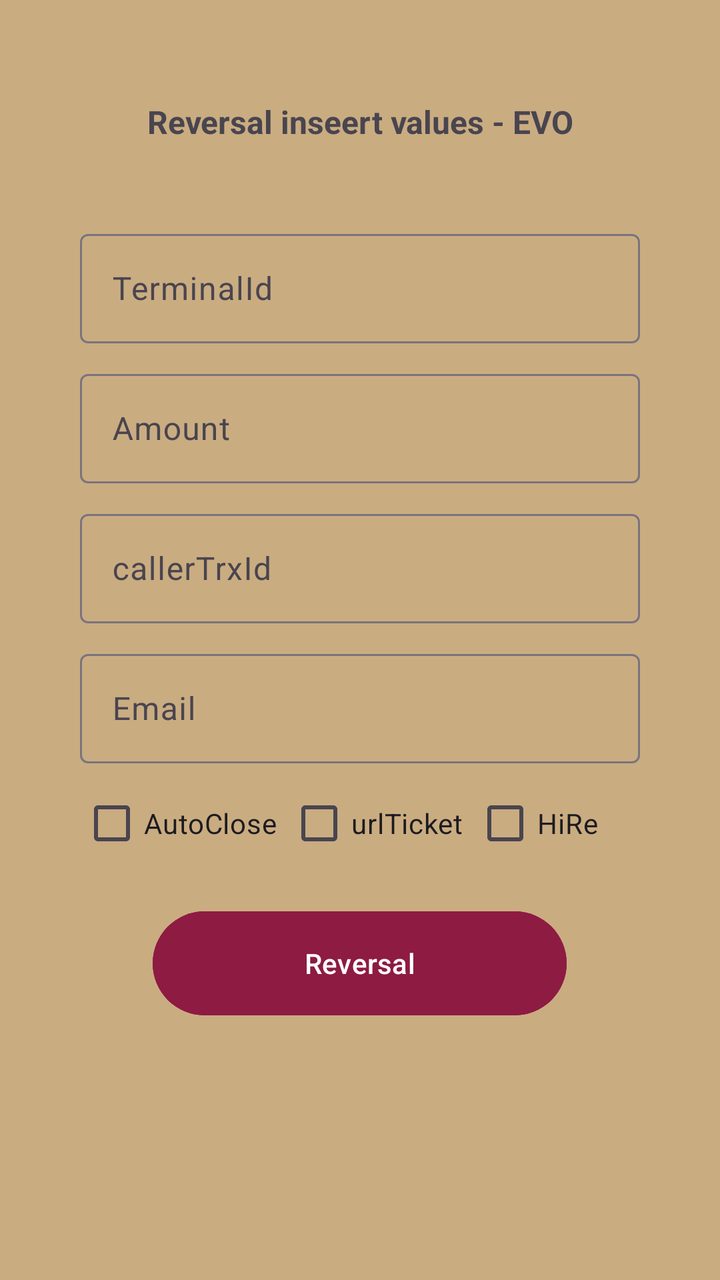
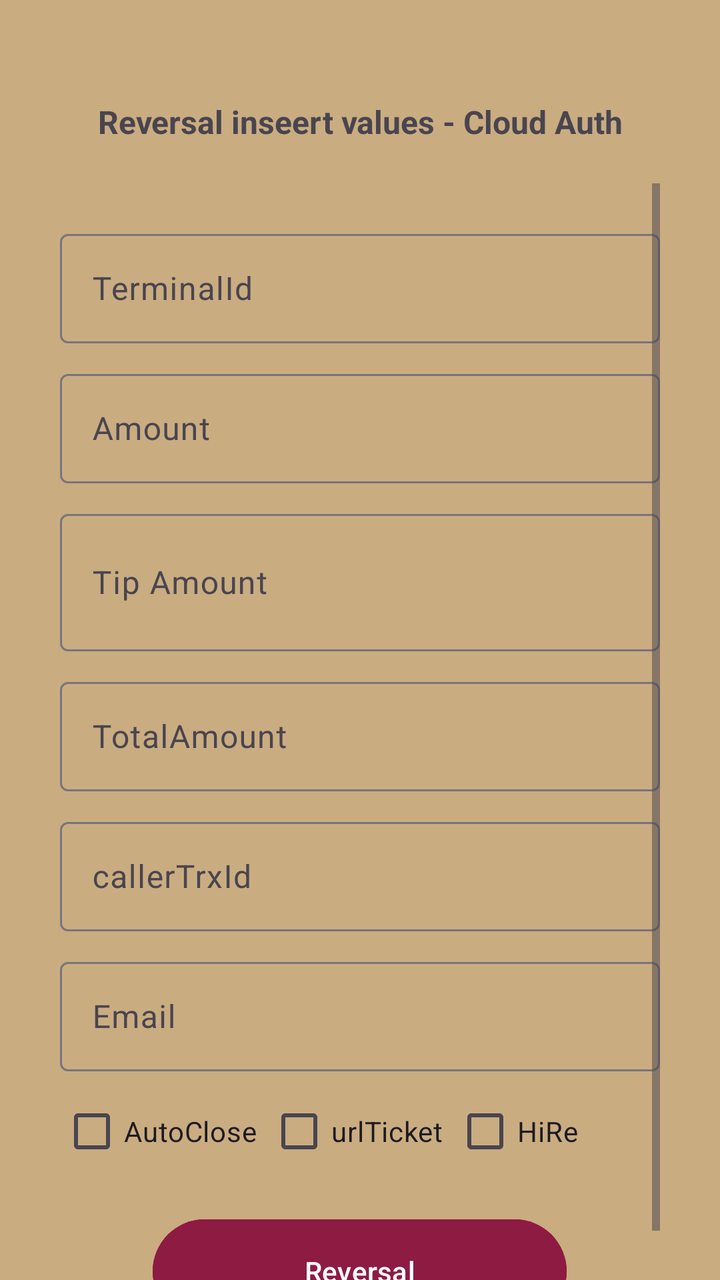

The first picture is an Android layout as it rendered before a commit; the second is the same layout after the commit. The layout source and the unified diff follow.
<!-- AndroidManifest.xml: application theme Theme.Softposevokotlin01 -->
<!-- res/layout/activity_reversal_insert_values.xml -->
<?xml version="1.0" encoding="utf-8"?>
<LinearLayout xmlns:android="http://schemas.android.com/apk/res/android"
    xmlns:app="http://schemas.android.com/apk/res-auto"
    xmlns:tools="http://schemas.android.com/tools"
    android:id="@+id/main"
    android:layout_width="match_parent"
    android:layout_height="match_parent"
    android:background="@color/color_background_activity"
    tools:context=".activities.ReversalInsertValuesActivity"
    android:orientation="vertical"
    >

    <TextView
        android:id="@+id/textViewReversalHeader"
        android:layout_width="match_parent"
        android:layout_height="wrap_content"
        android:layout_marginTop="50dp"
        android:text="Reversal inseert values - EVO"
        android:textAlignment="center"
        android:textSize="16sp"
        android:textStyle="bold" />

    <ScrollView
        android:layout_width="wrap_content"
        android:layout_height="wrap_content"
        android:layout_gravity="center"
        android:layout_marginTop="20dp"
        >

        <LinearLayout
            android:layout_width="wrap_content"
            android:layout_height="wrap_content"
            android:orientation="vertical">

            <com.google.android.material.textfield.TextInputLayout
                android:id="@+id/textInputLayoutTerminalIdReversal"
                android:layout_width="@dimen/edittext_width"
                android:layout_height="@dimen/edittext_height"
                android:layout_marginTop="20dp"
                android:hint="TerminalId">

                <EditText
                    android:id="@+id/editTextTerminalIdReversal"
                    android:layout_width="match_parent"
                    android:layout_height="match_parent"
                    android:ems="10"
                    android:enabled="false"
                    android:inputType="none"

                    />

            </com.google.android.material.textfield.TextInputLayout>

            <com.google.android.material.textfield.TextInputLayout
                android:id="@+id/textInputLayoutAmountReversal"
                android:layout_width="@dimen/edittext_width"
                android:layout_height="@dimen/edittext_height"
                android:layout_marginTop="@dimen/edittext_margin_top"
                android:hint="Amount">

                <EditText
                    android:id="@+id/editTextAmountReversal"
                    android:layout_width="match_parent"
                    android:layout_height="match_parent"
                    android:ems="10"
                    android:enabled="false"
                    android:inputType="none" />

            </com.google.android.material.textfield.TextInputLayout>


            <com.google.android.material.textfield.TextInputLayout
                android:id="@+id/textLayoutInputCallerTrxId"
                android:layout_width="@dimen/edittext_width"
                android:layout_height="@dimen/edittext_height"
                android:layout_marginTop="@dimen/edittext_margin_top"
                android:hint="callerTrxId">

                <EditText
                    android:id="@+id/editTextCallerTrxId"
                    android:layout_width="match_parent"
                    android:layout_height="match_parent"
                    android:ems="10"
                    android:inputType="text" />
            </com.google.android.material.textfield.TextInputLayout>

            <com.google.android.material.textfield.TextInputLayout
                android:id="@+id/textLayoutInputEmail"
                android:layout_width="@dimen/edittext_width"
                android:layout_height="@dimen/edittext_height"
                android:layout_marginTop="@dimen/edittext_margin_top"
                android:hint="Email">

                <EditText
                    android:id="@+id/editTextEmail"
                    android:layout_width="match_parent"
                    android:layout_height="match_parent"
                    android:ems="10"
                    android:inputType="text" />
            </com.google.android.material.textfield.TextInputLayout>

        <LinearLayout
            android:layout_width="match_parent"
            android:layout_height="wrap_content"
            android:layout_marginTop="@dimen/edittext_margin_top"
            android:orientation="horizontal"
            >
            <CheckBox
                android:id="@+id/checkBoxAutoClose"
                android:layout_width="wrap_content"
                android:layout_height="@dimen/checkbox_height"
                android:checked="false"
                android:text="AutoClose" />

            <CheckBox
                android:id="@+id/checkBoxUrlTicket"
                android:layout_width="wrap_content"
                android:layout_height="@dimen/checkbox_height"
                android:layout_marginLeft="5dp"
                android:checked="false"
                android:text="urlTicket" />

            <CheckBox
                android:id="@+id/checkBoxHideRetry"
                android:layout_width="wrap_content"
                android:layout_height="@dimen/checkbox_height"
                android:layout_marginLeft="5dp"
                android:checked="false"
                android:text="HiRe" />

        </LinearLayout>

            <Button
                android:id="@+id/btnStartReversal"
                android:layout_width="207dp"
                android:layout_height="@dimen/button_height"
                android:layout_marginTop="20dp"
                android:layout_gravity="center"
                android:backgroundTint="@color/color_background_button"
                android:text="Reversal" />

        </LinearLayout>

    </ScrollView>

</LinearLayout>
<!-- resources referenced by this layout -->
<resources>
  <color name="color_background_activity">#CAAC81</color>
  <color name="color_background_button">#8D1B42</color>
  <dimen name="button_height">60dp</dimen>
  <dimen name="checkbox_height">40dp</dimen>
  <dimen name="edittext_height">60dp</dimen>
  <dimen name="edittext_margin_top">10dp</dimen>
  <dimen name="edittext_width">280dp</dimen>
  <style name="Theme.Softposevokotlin01" parent="Base.Theme.Softposevokotlin01" />
  <style name="Base.Theme.Softposevokotlin01" parent="Theme.Material3.DayNight.NoActionBar">
          
          
      </style>
</resources>

<!-- the commit's change to res/layout/activity_reversal_insert_values.xml (unified diff, before → after) -->
@@ -15,7 +15,7 @@
         android:layout_width="match_parent"
         android:layout_height="wrap_content"
         android:layout_marginTop="50dp"
-        android:text="Reversal inseert values - EVO"
+        android:text="Reversal inseert values - Cloud Auth"
         android:textAlignment="center"
         android:textSize="16sp"
         android:textStyle="bold" />
@@ -68,6 +68,41 @@
 
             </com.google.android.material.textfield.TextInputLayout>
 
+            <com.google.android.material.textfield.TextInputLayout
+                android:id="@+id/textInputLayoutTipAmountReversal"
+                android:layout_width="300dp"
+                android:layout_height="74dp"
+                android:layout_marginTop="10dp"
+                android:layout_gravity="center"
+                android:hint="Tip Amount">
+
+                <EditText
+                    android:id="@+id/editTextTipAmount"
+                    android:layout_width="match_parent"
+                    android:layout_height="match_parent"
+                    android:ems="10"
+                    android:enabled="false"
+                    android:inputType="none" />
+
+            </com.google.android.material.textfield.TextInputLayout>
+
+            <com.google.android.material.textfield.TextInputLayout
+                android:id="@+id/textInputLayoutTotalAmountReversal"
+                android:layout_width="300dp"
+                android:layout_height="60dp"
+                android:layout_marginTop="10dp"
+                android:layout_gravity="center"
+                android:hint="TotalAmount">
+
+                <EditText
+                    android:id="@+id/editTextTotalAmount"
+                    android:layout_width="match_parent"
+                    android:layout_height="match_parent"
+                    android:ems="10"
+                    android:enabled="false"
+                    android:inputType="none" />
+
+            </com.google.android.material.textfield.TextInputLayout>
 
             <com.google.android.material.textfield.TextInputLayout
                 android:id="@+id/textLayoutInputCallerTrxId"
<!-- resource entries referenced after the edit -->
@@ -6,7 +6,7 @@
   <dimen name="checkbox_height">40dp</dimen>
   <dimen name="edittext_height">60dp</dimen>
   <dimen name="edittext_margin_top">10dp</dimen>
-  <dimen name="edittext_width">280dp</dimen>
+  <dimen name="edittext_width">300dp</dimen>
   <style name="Theme.Softposevokotlin01" parent="Base.Theme.Softposevokotlin01" />
   <style name="Base.Theme.Softposevokotlin01" parent="Theme.Material3.DayNight.NoActionBar">
           
